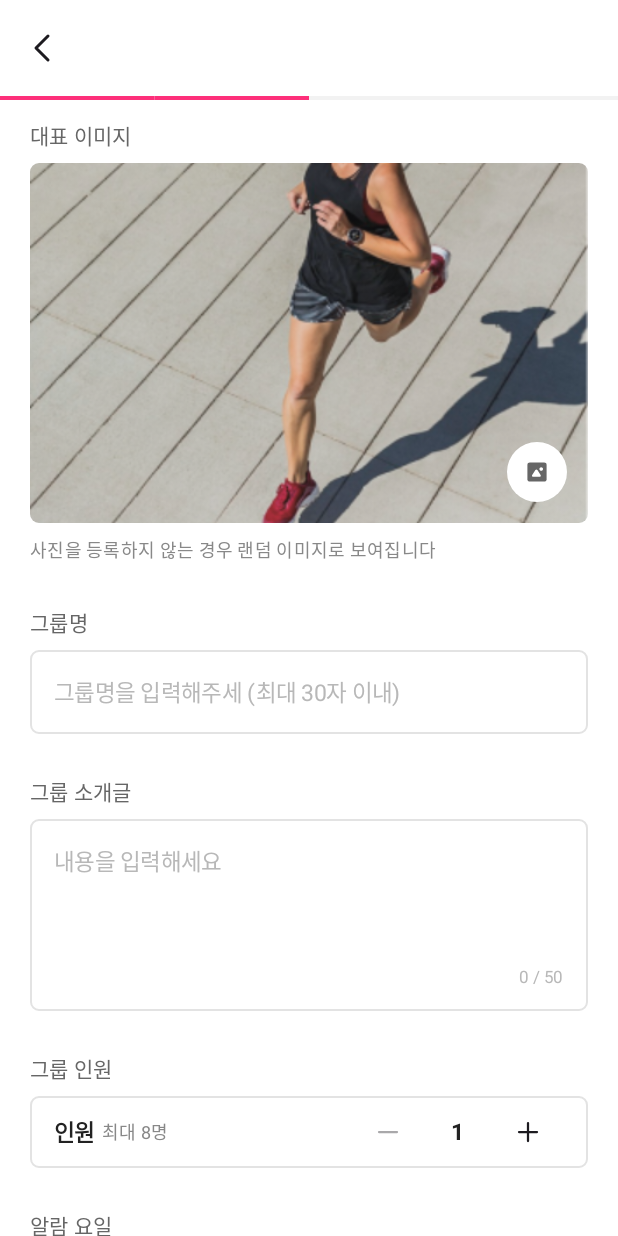
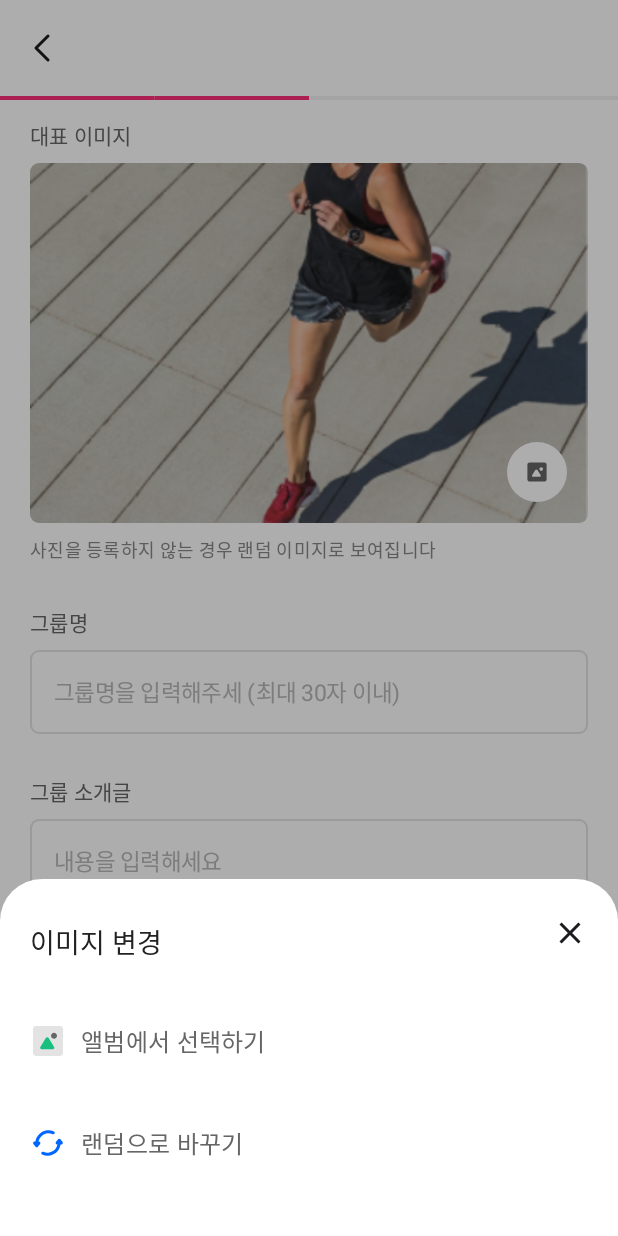
Before and after one commit to new-asap-side/asap-android, an Android app built with Jetpack Compose: the CreateGroupScreen screen opened through its navigation route, after a tap on "Group Image Picker Icon", on a phone screen of 412 x 824 dp. Run offline under Robolectric (Android 15) with nearby library versions, the phone set to English and light mode, and no system bars; our stand-ins replace Dagger/Hilt's generated code; pictures from the network do not load; Roboto replaces fonts that are not available here.

Commit message:
Feat:그룹 대표 이미지 선택 BottomSheet 추가 및 앨범 사진 선택 기능 추가 [ASAP-4]

```diff
--- a/app/src/main/java/com/asap/aljyo/ui/composable/group_form/group_create/CreateGroupScreen.kt
+++ b/app/src/main/java/com/asap/aljyo/ui/composable/group_form/group_create/CreateGroupScreen.kt
@@ -77,7 +77,7 @@ fun CreateGroupScreen(
     val imagePickerLauncher = rememberLauncherForActivityResult(
         contract = ActivityResultContracts.PickVisualMedia(),
         onResult = { uri ->
-
+            // 선택한 이미지 처리
         }
     )
 
@@ -90,8 +90,10 @@ fun CreateGroupScreen(
     var selectedYear by remember { mutableIntStateOf(LocalDate.now().year) }
     var selectedMonth by remember { mutableIntStateOf(LocalDate.now().monthValue) }
     var selectedDate by remember { mutableStateOf<LocalDate?>(null) }
-    var isShowBottomSheet by remember { mutableStateOf(false) }
-    val sheetState = rememberModalBottomSheetState()
+    var isShowTimeBottomSheet by remember { mutableStateOf(false) }
+    val timeSheetState = rememberModalBottomSheetState()
+    var isShowPhotoBottomSheet by remember { mutableStateOf(false) }
+    val photoSheetState = rememberModalBottomSheetState()
     val coroutineScope = rememberCoroutineScope()
     val buttonState by remember {
         derivedStateOf {
@@ -103,8 +105,6 @@ fun CreateGroupScreen(
                     selectedDate != null
         }
     }
-
-
 
     Scaffold(
         containerColor = White,
@@ -147,12 +147,100 @@ fun CreateGroupScreen(
             )
 
             GroupImagePicker(
-                onImagePickerClick = {
-                    imagePickerLauncher.launch(
-                        PickVisualMediaRequest(ActivityResultContracts.PickVisualMedia.ImageOnly)
-                    )
-                }
+                onImagePickerClick = { isShowPhotoBottomSheet = true }
             )
+
+            if (isShowPhotoBottomSheet) {
+                BottomSheet(
+                    sheetState = photoSheetState,
+                    onDismissRequest = { isShowPhotoBottomSheet = false },
+                    title = {
+                        Row(
+                            modifier = Modifier
+                                .fillMaxWidth()
+                                .padding(bottom = 28.dp),
+                            horizontalArrangement = Arrangement.SpaceBetween
+                        ) {
+                            Text(
+                                text = "이미지 변경",
+                                style = MaterialTheme.typography.headlineMedium.copy(
+                                    fontSize = 18.sp,
+                                    color = Black01
+                                )
+                            )
+                            Icon(
+                                Icons.Default.Close,
+                                contentDescription = "close",
+                                modifier = Modifier
+                                    .clickable {
+                                        coroutineScope.launch { photoSheetState.hide() }
+                                            .invokeOnCompletion {
+                                                if (!photoSheetState.isVisible) isShowPhotoBottomSheet =
+                                                    false
+                                            }
+                                    }
+                            )
+                        }
+                    },
+                    content = {
+                        Row(
+                            modifier = Modifier
+                                .clickable {
+                                    imagePickerLauncher.launch(
+                                        PickVisualMediaRequest(ActivityResultContracts.PickVisualMedia.ImageOnly)
+                                    )
+                                    coroutineScope
+                                        .launch { photoSheetState.hide() }.invokeOnCompletion {
+                                            if (!photoSheetState.isVisible) isShowPhotoBottomSheet = false
+                                        }
+                                }
+                        ) {
+                            Icon(
+                                painterResource(R.drawable.ic_album),
+                                modifier = Modifier
+                                    .padding(end = 10.dp),
+                                contentDescription = "Album Icon",
+                                tint = Color.Unspecified
+                            )
+                            Text(
+                                text = "앨범에서 선택하기",
+                                style = MaterialTheme.typography.bodyMedium.copy(
+                                    fontSize = 16.sp,
+                                    color = Black02
+                                )
+                            )
+                        }
+
+                        Spacer(modifier = Modifier.height(28.dp))
+
+                        Row(
+                            modifier = Modifier
+                                .clickable {
+                                    // 이미지 랜덤 선택 로직
+                                    coroutineScope.launch { photoSheetState.hide() }
+                                        .invokeOnCompletion {
+                                            if (!photoSheetState.isVisible) isShowPhotoBottomSheet = false
+                                        }
+                                }
+                        ) {
+                            Icon(
+                                painterResource(R.drawable.ic_random),
+                                modifier = Modifier
+                                    .padding(bottom = 26.dp, end = 10.dp),
+                                contentDescription = "Random Icon",
+                                tint = Color.Unspecified
+                            )
+                            Text(
+                                text = "랜덤으로 바꾸기",
+                                style = MaterialTheme.typography.bodyMedium.copy(
+                                    fontSize = 16.sp,
+                                    color = Black02
+                                )
+                            )
+                        }
+                    }
+                )
+            }
 
             GroupInputField(
                 modifier = Modifier
@@ -211,13 +299,13 @@ fun CreateGroupScreen(
             TimePicker(
                 selectedHour = selectedHour,
                 selectedMinutes = selectedMinutes,
-                onClick = { isShowBottomSheet = true }
+                onClick = { isShowTimeBottomSheet = true }
             )
 
-            if (isShowBottomSheet) {
+            if (isShowTimeBottomSheet) {
                 BottomSheet(
-                    sheetState = sheetState,
-                    onDismissRequest = { isShowBottomSheet = false },
+                    sheetState = timeSheetState,
+                    onDismissRequest = { isShowTimeBottomSheet = false },
                     title = {
                         Row(
                             modifier = Modifier
@@ -237,9 +325,10 @@ fun CreateGroupScreen(
                                 contentDescription = "close",
                                 modifier = Modifier
                                     .clickable {
-                                        coroutineScope.launch { sheetState.hide() }
+                                        coroutineScope.launch { timeSheetState.hide() }
                                             .invokeOnCompletion {
-                                                if (!sheetState.isVisible) isShowBottomSheet = false
+                                                if (!timeSheetState.isVisible) isShowTimeBottomSheet =
+                                                    false
                                             }
                                     }
                             )
@@ -261,9 +350,11 @@ fun CreateGroupScreen(
                                 onClick = {
                                     selectedHour = tempHour
                                     selectedMinutes = tempMinutes
-                                    coroutineScope.launch { sheetState.hide() }.invokeOnCompletion {
-                                        if (!sheetState.isVisible) isShowBottomSheet = false
-                                    }
+                                    coroutineScope.launch { timeSheetState.hide() }
+                                        .invokeOnCompletion {
+                                            if (!timeSheetState.isVisible) isShowTimeBottomSheet =
+                                                false
+                                        }
                                 }
                             )
                             Spacer(modifier = Modifier.height(6.dp))
@@ -332,16 +423,17 @@ fun GroupImagePicker(
                 .clip(CircleShape)
                 .background(color = White)
                 .padding(12.dp)
+                .clickable { onImagePickerClick() }
         ) {
             Icon(
                 modifier = Modifier
-                    .align(Alignment.Center)
-                    .clickable { onImagePickerClick() },
+                    .align(Alignment.Center),
                 painter = painterResource(R.drawable.ic_select_photo),
                 contentDescription = "Group Image Picker Icon",
                 tint = Color.Unspecified,
             )
         }
+
     }
     Text(
         text = "사진을 등록하지 않는 경우 랜덤 이미지로 보여집니다",
--- /dev/null
+++ b/app/src/main/res/drawable/ic_random.xml
@@ -0,0 +1,18 @@
+<vector xmlns:android="http://schemas.android.com/apk/res/android"
+    android:width="24dp"
+    android:height="24dp"
+    android:viewportWidth="24"
+    android:viewportHeight="24">
+  <path
+      android:pathData="M15.066,6.15C15.563,6.39 16.161,6.181 16.401,5.684C16.641,5.187 16.432,4.589 15.934,4.349L15.066,6.15ZM11.72,4.518L11.651,3.52L11.72,4.518ZM8.066,5.761L8.618,6.595L8.618,6.595L8.066,5.761ZM5.443,8.671L4.559,8.205L4.559,8.205L5.443,8.671ZM15.934,4.349C14.599,3.704 13.125,3.419 11.651,3.52L11.788,5.515C12.913,5.438 14.04,5.656 15.066,6.15L15.934,4.349ZM11.651,3.52C10.177,3.621 8.754,4.106 7.514,4.927L8.618,6.595C9.572,5.963 10.663,5.593 11.788,5.515L11.651,3.52ZM7.514,4.927C6.274,5.747 5.259,6.876 4.559,8.205L6.328,9.137C6.874,8.1 7.663,7.226 8.618,6.595L7.514,4.927ZM4.559,8.205C3.86,9.531 3.495,10.99 3.5,12.503L5.5,12.497C5.496,11.315 5.78,10.178 6.328,9.137L4.559,8.205Z"
+      android:fillColor="#0066FF"/>
+  <path
+      android:pathData="M5.292,14.471C4.892,14.991 4.108,14.991 3.708,14.471L2.275,12.61C1.769,11.952 2.238,11 3.068,11L5.932,11C6.762,11 7.231,11.952 6.725,12.61L5.292,14.471Z"
+      android:fillColor="#0066FF"/>
+  <path
+      android:pathData="M8.935,17.85C8.437,17.61 7.839,17.819 7.599,18.316C7.359,18.813 7.568,19.411 8.065,19.651L8.935,17.85ZM12.28,19.482L12.349,20.48L12.28,19.482ZM15.934,18.239L15.382,17.406L15.382,17.406L15.934,18.239ZM18.557,15.329L19.441,15.795L19.441,15.795L18.557,15.329ZM8.065,19.651C9.401,20.296 10.875,20.581 12.349,20.48L12.212,18.485C11.087,18.562 9.96,18.344 8.935,17.85L8.065,19.651ZM12.349,20.48C13.823,20.379 15.246,19.894 16.486,19.073L15.382,17.406C14.428,18.037 13.337,18.407 12.212,18.485L12.349,20.48ZM16.486,19.073C17.726,18.253 18.741,17.124 19.441,15.795L17.672,14.863C17.126,15.9 16.337,16.774 15.382,17.406L16.486,19.073ZM19.441,15.795C20.14,14.469 20.505,13.01 20.5,11.497L18.5,11.503C18.504,12.685 18.22,13.822 17.672,14.863L19.441,15.795Z"
+      android:fillColor="#0066FF"/>
+  <path
+      android:pathData="M18.708,9.529C19.108,9.009 19.892,9.009 20.292,9.529L21.725,11.39C22.231,12.048 21.762,13 20.932,13L18.068,13C17.238,13 16.769,12.048 17.275,11.39L18.708,9.529Z"
+      android:fillColor="#0066FF"/>
+</vector>
```
